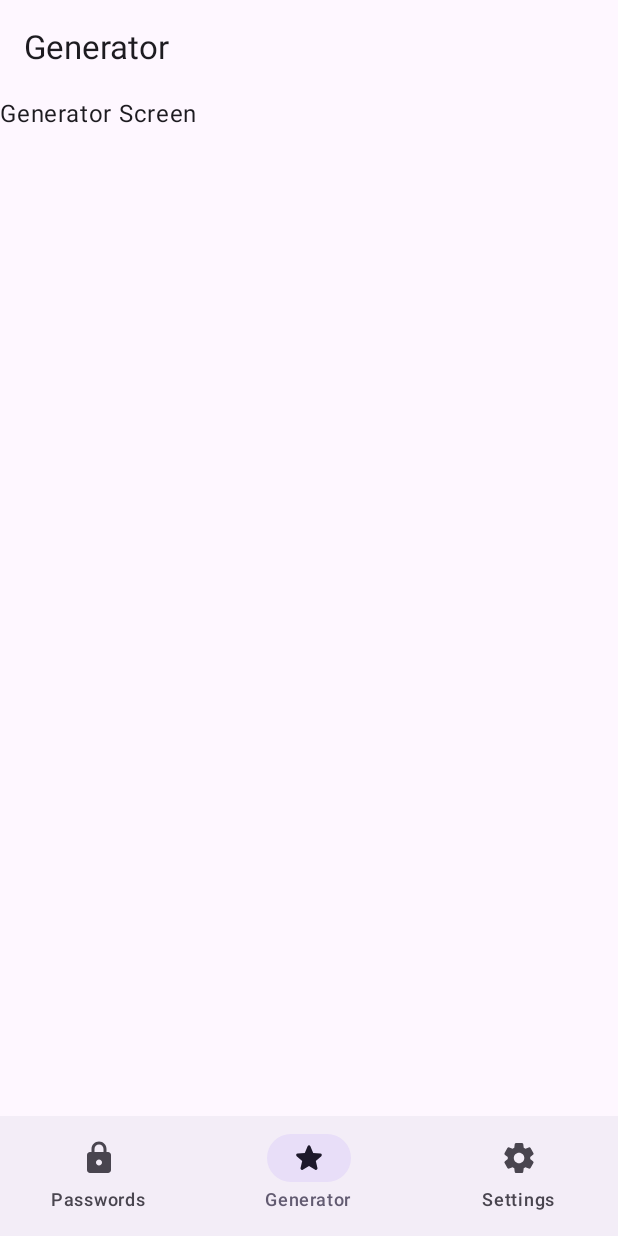
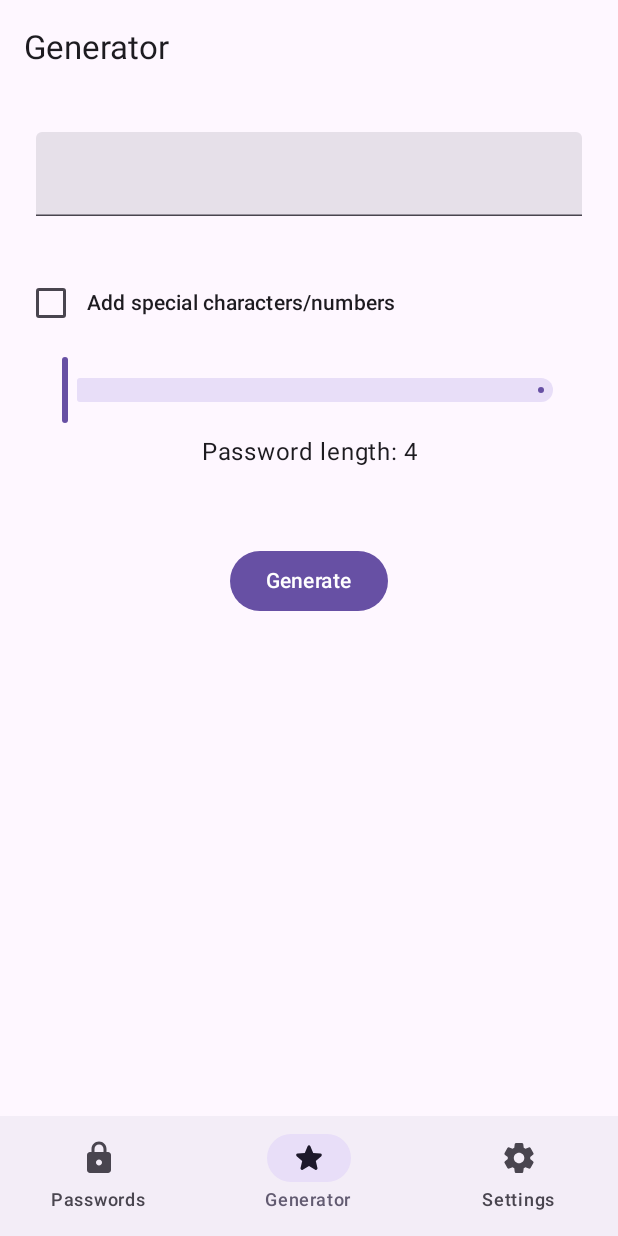
Before and after one commit to Qwan-Chi/CryptBuddy, an Android app built with Jetpack Compose: the screen it shows after launch (MainActivity), item 2 of the bottom bar chosen, on a phone screen of 412 x 824 dp. Run offline under Robolectric (Android 15) with nearby library versions, the phone set to English and light mode, and no system bars.

Commit message:
Добавил генератор паролей

```diff
--- a/app/src/main/java/com/qwanchi/cryptbuddy/screens/GeneratorScreen.kt
+++ b/app/src/main/java/com/qwanchi/cryptbuddy/screens/GeneratorScreen.kt
@@ -1,11 +1,126 @@
 package com.qwanchi.cryptbuddy.screens
 
+import androidx.compose.foundation.layout.Column
+import androidx.compose.foundation.layout.Row
+import androidx.compose.foundation.layout.fillMaxWidth
+import androidx.compose.foundation.layout.padding
+import androidx.compose.foundation.layout.size
+import androidx.compose.material3.Button
+import androidx.compose.material3.Checkbox
+import androidx.compose.material3.MaterialTheme
+import androidx.compose.material3.Slider
 import androidx.compose.material3.Text
+import androidx.compose.material3.TextField
 import androidx.compose.runtime.Composable
+import androidx.compose.runtime.getValue
+import androidx.compose.runtime.mutableStateOf
+import androidx.compose.runtime.remember
+import androidx.compose.runtime.setValue
+import androidx.compose.ui.Alignment
+import androidx.compose.ui.Modifier
+import androidx.compose.ui.text.style.TextAlign
+import androidx.compose.ui.tooling.preview.Preview
+import androidx.compose.ui.unit.dp
+import java.util.Random
 
 @Composable
 fun GeneratorScreen() {
-    Text(
-        text = "Generator Screen"
-    )
+    val lowercaseLetters = ('a'..'z').toList()
+    val uppercaseLetters = ('A'..'Z').toList()
+    val digits = ('0'..'9').toList()
+    val symbols = listOf('@', '!', '#', '%', '&', '*', '(', ')', ',')
+
+    var textFild by remember { mutableStateOf("") }
+    var charactersNumbers by remember { mutableStateOf(false) } // Remember checkbox state
+    var passwordType = remember { mutableStateOf(false) } // Remember checkbox state
+    var sliderValue by remember { mutableStateOf(4) }
+
+    Column(horizontalAlignment = Alignment.CenterHorizontally) {
+        TextField(
+            value = textFild,
+            onValueChange = {},
+            modifier = Modifier
+                .fillMaxWidth()
+                .padding(24.dp)
+        )
+
+        Row(
+            verticalAlignment = Alignment.CenterVertically,
+            modifier = Modifier
+                .padding(10.dp)
+                .fillMaxWidth()
+        ) {
+            Checkbox(
+                checked = charactersNumbers,
+                onCheckedChange = { charactersNumbers = it }
+            )
+            Text(
+                text = "Add special characters/numbers",
+                style = MaterialTheme.typography.titleSmall
+            )
+        }
+
+//        Row(
+//            verticalAlignment = Alignment.CenterVertically,
+//            modifier = Modifier
+//                .padding(10.dp)
+//                .fillMaxWidth()
+//        ) {
+//            Checkbox(
+//                checked = passwordType.value,
+//                onCheckedChange = { passwordType.value = it }
+//            )
+//            Text(
+//                text = "Запоминающийся пароль",
+//                style = MaterialTheme.typography.titleSmall
+//            )
+//        }
+
+        Slider(
+            value = sliderValue.toFloat(),
+            onValueChange = { newValue ->
+                sliderValue = newValue.toInt()
+            },
+            valueRange = 4f..64f,
+            modifier = Modifier.fillMaxWidth(0.8f)
+        )
+
+        Text(
+            text = "Password length: $sliderValue",
+            textAlign = TextAlign.Center,
+            modifier = Modifier.padding(top = 5.dp)
+        )
+
+        Button(
+            onClick = {
+                val charPool = mutableListOf<Char>()
+                if (charactersNumbers) {
+                    charPool.addAll(lowercaseLetters)
+                    charPool.addAll(uppercaseLetters)
+                    charPool.addAll(digits)
+                    charPool.addAll(symbols)
+                } else {
+                    charPool.addAll(lowercaseLetters)
+                    charPool.addAll(uppercaseLetters)
+                }
+                val generatedPassword = (1..sliderValue)
+                    .map { _ -> Random().nextInt(charPool.size) }
+                    .map { charPool[it] }
+                    .joinToString("")
+                textFild = generatedPassword
+            },
+            modifier = Modifier.padding(top = 50.dp)
+        ) {
+            Text(
+                text = "Generate",
+                style = MaterialTheme.typography.titleSmall
+            )
+        }
+    }
 }
+
+@Preview(showBackground = true, showSystemUi = true)
+@Composable
+fun GeneratorScreenPreview() {
+    GeneratorScreen()
+}
```
